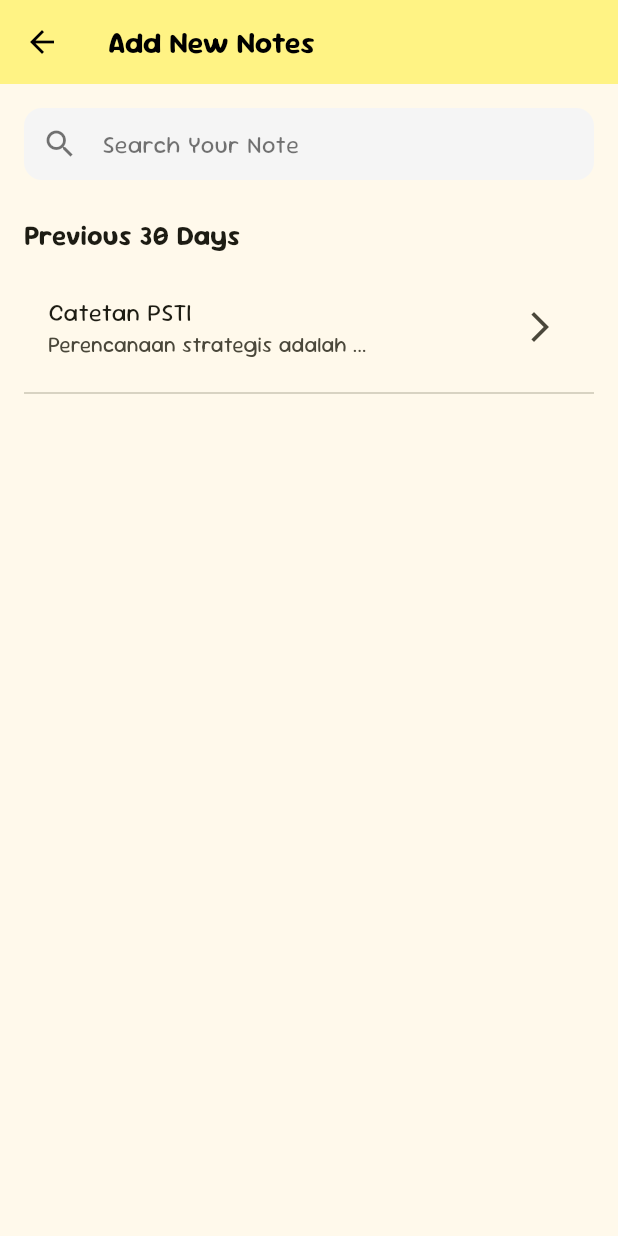
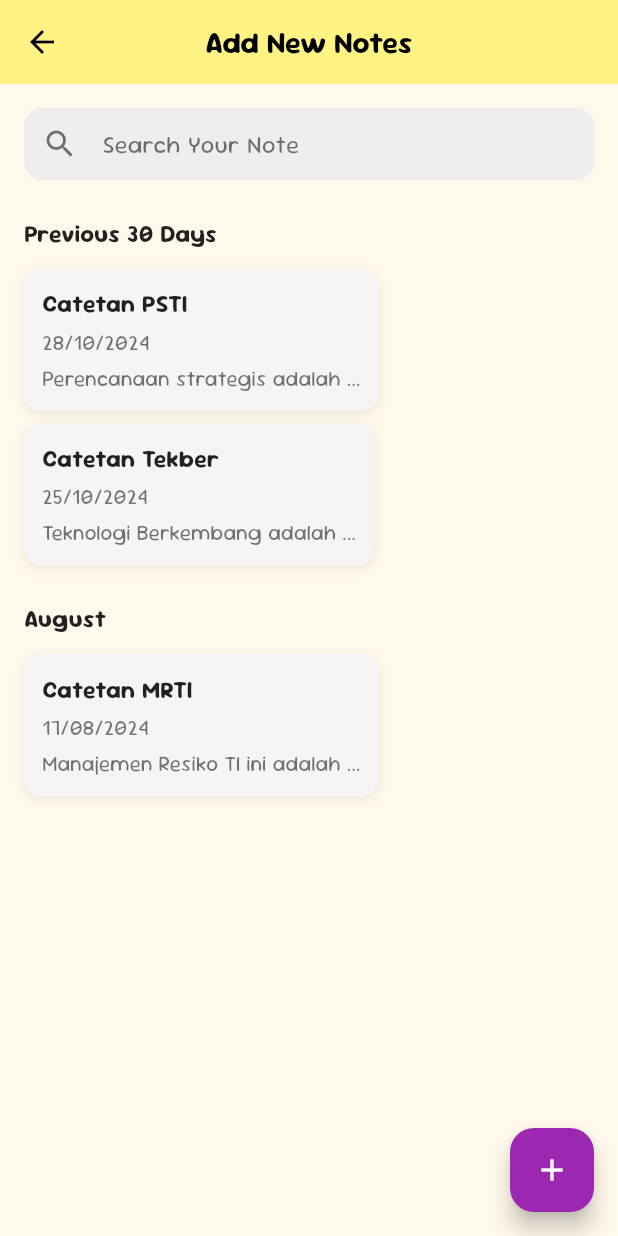
Before and after one commit to farrelputras/fp_tekber_kel4_notes, a Flutter app: the QuickNotes screen opened directly, on a phone screen of 412 x 824 dp. Run offline on Flutter 3.47's test engine with Material 3 defaults, Android fonts, the phone set to English and light mode, and no system bars; our stand-ins replace get.

Commit message:
olid quicknotes dan add notes

```diff
--- a/lib/screens/add_note_screen.dart
+++ b/lib/screens/add_note_screen.dart
@@ -75,7 +75,7 @@ class AddNoteScreen extends StatelessWidget {
                 width: double.infinity,
                 child: ElevatedButton(
                   style: ElevatedButton.styleFrom(
-                    backgroundColor: Colors.green, // Warna tombol hijau
+                    backgroundColor: const Color(0xFFBD75CA), // Warna tombol hijau
                     padding: const EdgeInsets.symmetric(vertical: 12),
                     shape: RoundedRectangleBorder(
                       borderRadius: BorderRadius.circular(8),
@@ -95,7 +95,9 @@ class AddNoteScreen extends StatelessWidget {
                     } else {
                       // Tampilkan pesan error
                       ScaffoldMessenger.of(context).showSnackBar(
-                        const SnackBar(content: Text('Please fill in all fields')),
+                        const SnackBar(content: Text('Please fill in all fields'),
+                        duration: Duration(seconds: 1),
+                        ),
                       );
                     }
                   },
--- a/lib/screens/myapp_screen.dart
+++ b/lib/screens/myapp_screen.dart
@@ -1,4 +1,5 @@
 import 'package:flutter/material.dart';
+import 'quicknotes.dart'; // Impor halaman Quick Notes
 
 class MyAppScreen extends StatelessWidget {
   const MyAppScreen({super.key});
@@ -61,7 +62,14 @@ class MyAppScreen extends StatelessWidget {
             const SizedBox(height: 16),
 
             // Quick Notes Card
-            Container(
+            GestureDetector(
+              onTap: () {
+                Navigator.push(
+                  context,
+                  MaterialPageRoute(builder: (context) => const QuickNotes()),
+                );
+              },
+              child: Container(
                 padding: const EdgeInsets.all(16.0),
                 decoration: BoxDecoration(
                   color: Colors.grey.shade100,
@@ -115,7 +123,10 @@ class MyAppScreen extends StatelessWidget {
                   ],
                 ),
               ),
+            ),
+
             const SizedBox(height: 16),
+
             // My Task Card
             Container(
               padding: const EdgeInsets.all(16.0),
--- a/lib/screens/onboarding_screen.dart
+++ b/lib/screens/onboarding_screen.dart
@@ -1,7 +1,7 @@
 import 'dart:async';
 import 'package:flutter/material.dart';
 import 'package:fp_tekber_kel4_notes/screens/myapp_screen.dart';
-import 'quicknotes_screen.dart';
+
 
 class OnboardingScreen extends StatefulWidget {
   const OnboardingScreen({Key? key}) : super(key: key);
--- a/lib/screens/quicknotes.dart
+++ b/lib/screens/quicknotes.dart
@@ -1,20 +1,18 @@
 import 'package:flutter/material.dart';
+import 'add_note_screen.dart';
 
 class QuickNotes extends StatelessWidget {
-  const QuickNotes({super.key});
+  const QuickNotes({Key? key}) : super(key: key);
 
   @override
   Widget build(BuildContext context) {
+    final TextEditingController searchController = TextEditingController();
+
     return Scaffold(
       appBar: AppBar(
         backgroundColor: const Color.fromARGB(255, 255, 243, 132),
         elevation: 0,
-        leading: IconButton(
-          icon: const Icon(Icons.arrow_back, color: Colors.black),
-          onPressed: () {
-            Navigator.pop(context);
-          },
-        ),
+        centerTitle: true,
         title: const Text(
           'Add New Notes',
           style: TextStyle(
@@ -22,6 +20,12 @@ class QuickNotes extends StatelessWidget {
             fontSize: 20,
             fontWeight: FontWeight.bold,
           ),
+        ),
+        leading: IconButton(
+          icon: const Icon(Icons.arrow_back, color: Colors.black),
+          onPressed: () {
+            Navigator.pop(context); // Navigasi kembali
+          },
         ),
       ),
       body: Padding(
@@ -32,11 +36,12 @@ class QuickNotes extends StatelessWidget {
             // Search Bar
             Container(
               decoration: BoxDecoration(
-                color: Colors.grey.shade100,
+                color: Colors.grey.shade200,
                 borderRadius: BorderRadius.circular(12),
               ),
-              child: const TextField(
-                decoration: InputDecoration(
+              child: TextField(
+                controller: searchController,
+                decoration: const InputDecoration(
                   prefixIcon: Icon(Icons.search, color: Colors.black54),
                   hintText: 'Search Your Note',
                   hintStyle: TextStyle(color: Colors.black54),
@@ -47,23 +52,113 @@ class QuickNotes extends StatelessWidget {
             ),
             const SizedBox(height: 24),
 
-            // Notes List
+            // Section: Previous 30 Days
             const Text(
               'Previous 30 Days',
-              style: TextStyle(fontSize: 18, fontWeight: FontWeight.bold),
+              style: TextStyle(
+                fontSize: 16,
+                fontWeight: FontWeight.bold,
+                color: Colors.black87,
+              ),
             ),
             const SizedBox(height: 12),
+            // List of notes
+            _buildNoteItem(
+              title: 'Catetan PSTI',
+              date: '28/10/2024',
+              description: 'Perencanaan strategis adalah ...',
+            ),
+            const SizedBox(height: 8),
+            _buildNoteItem(
+              title: 'Catetan Tekber',
+              date: '25/10/2024',
+              description: 'Teknologi Berkembang adalah ...',
+            ),
+            const SizedBox(height: 24),
 
-            // Example Notes
-            ListTile(
-              title: const Text('Catetan PSTI'),
-              subtitle: const Text('Perencanaan strategis adalah ...'),
-              trailing: const Icon(Icons.arrow_forward_ios),
-              onTap: () {},
+            // Section: August
+            const Text(
+              'August',
+              style: TextStyle(
+                fontSize: 16,
+                fontWeight: FontWeight.bold,
+                color: Colors.black87,
+              ),
             ),
-            const Divider(),
+            const SizedBox(height: 12),
+            _buildNoteItem(
+              title: 'Catetan MRTI',
+              date: '17/08/2024',
+              description: 'Manajemen Resiko TI ini adalah ...',
+            ),
           ],
         ),
+      ),
+      floatingActionButton: FloatingActionButton(
+        backgroundColor: Colors.purple,
+        onPressed: () {
+          // Navigasi ke halaman AddNoteScreen
+          Navigator.push(
+            context,
+            MaterialPageRoute(builder: (context) => const AddNoteScreen()),
+          );
+        },
+        child: const Icon(Icons.add, color: Colors.white),
+      ),
+    );
+  }
+
+  // Widget untuk menampilkan item catatan
+  Widget _buildNoteItem({
+    required String title,
+    required String date,
+    required String description,
+  }) {
+    return Container(
+      padding: const EdgeInsets.all(12.0),
+      decoration: BoxDecoration(
+        color: Colors.grey.shade100,
+        borderRadius: BorderRadius.circular(12),
+        boxShadow: [
+          BoxShadow(
+            color: Colors.black.withOpacity(0.05),
+            spreadRadius: 1,
+            blurRadius: 4,
+            offset: const Offset(0, 2),
+          ),
+        ],
+      ),
+      child: Column(
+        crossAxisAlignment: CrossAxisAlignment.start,
+        children: [
+          Text(
+            title,
+            style: const TextStyle(
+              fontSize: 16,
+              fontWeight: FontWeight.bold,
+              color: Colors.black87,
+            ),
+          ),
+          const SizedBox(height: 4),
+          Text(
+            date,
+            style: const TextStyle(
+              fontSize: 14,
+              fontWeight: FontWeight.normal,
+              color: Colors.black54,
+            ),
+          ),
+          const SizedBox(height: 4),
+          Text(
+            description,
+            style: const TextStyle(
+              fontSize: 14,
+              fontWeight: FontWeight.normal,
+              color: Colors.black54,
+              overflow: TextOverflow.ellipsis,
+            ),
+          ),
+        ],
       ),
     );
   }
```
Lines whose indentation alone changed are shown as unchanged.
